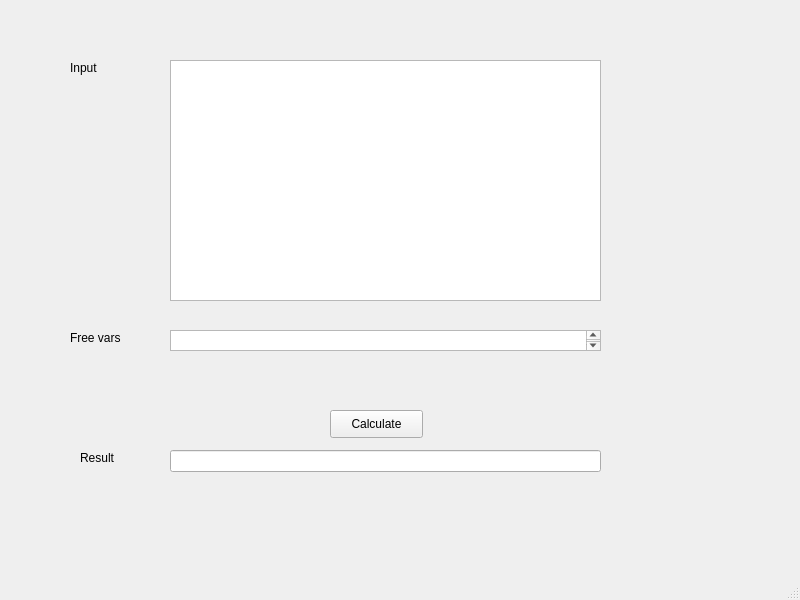
Qt form 4th term/OOP/Lab2/mainwindow.ui (einoorish/uni_assignments) before a commit.
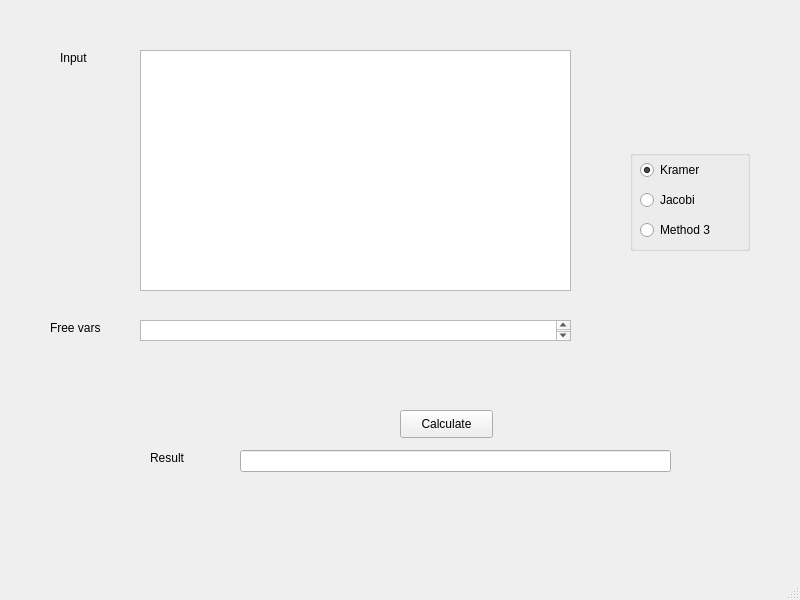
The same form after that commit.

Commit message: jacobi fixed + connected to ui

Patch:
```diff
--- a/4th term/OOP/Lab2/mainwindow.ui
+++ b/4th term/OOP/Lab2/mainwindow.ui
@@ -17,8 +17,8 @@
    <widget class="QPlainTextEdit" name="input">
     <property name="geometry">
      <rect>
-      <x>170</x>
-      <y>60</y>
+      <x>140</x>
+      <y>50</y>
       <width>431</width>
       <height>241</height>
      </rect>
@@ -27,7 +27,7 @@
    <widget class="QLineEdit" name="result">
     <property name="geometry">
      <rect>
-      <x>170</x>
+      <x>240</x>
       <y>450</y>
       <width>431</width>
       <height>22</height>
@@ -37,7 +37,7 @@
    <widget class="QLabel" name="label">
     <property name="geometry">
      <rect>
-      <x>80</x>
+      <x>150</x>
       <y>450</y>
       <width>55</width>
       <height>16</height>
@@ -50,8 +50,8 @@
    <widget class="QLabel" name="label_2">
     <property name="geometry">
      <rect>
-      <x>70</x>
-      <y>60</y>
+      <x>60</x>
+      <y>50</y>
       <width>55</width>
       <height>16</height>
      </rect>
@@ -63,7 +63,7 @@
    <widget class="QPushButton" name="calculate">
     <property name="geometry">
      <rect>
-      <x>330</x>
+      <x>400</x>
       <y>410</y>
       <width>93</width>
       <height>28</height>
@@ -76,8 +76,8 @@
    <widget class="QLabel" name="label_3">
     <property name="geometry">
      <rect>
-      <x>70</x>
-      <y>330</y>
+      <x>50</x>
+      <y>320</y>
       <width>55</width>
       <height>16</height>
      </rect>
@@ -89,13 +89,68 @@
    <widget class="QPlainTextEdit" name="freeVars">
     <property name="geometry">
      <rect>
-      <x>170</x>
-      <y>330</y>
+      <x>140</x>
+      <y>320</y>
       <width>431</width>
       <height>21</height>
      </rect>
     </property>
    </widget>
+   <widget class="QGroupBox" name="groupBox">
+    <property name="geometry">
+     <rect>
+      <x>630</x>
+      <y>150</y>
+      <width>120</width>
+      <height>101</height>
+     </rect>
+    </property>
+    <property name="title">
+     <string/>
+    </property>
+    <widget class="QRadioButton" name="radioButton">
+     <property name="geometry">
+      <rect>
+       <x>10</x>
+       <y>10</y>
+       <width>95</width>
+       <height>20</height>
+      </rect>
+     </property>
+     <property name="text">
+      <string>Kramer</string>
+     </property>
+     <property name="checked">
+      <bool>true</bool>
+     </property>
+    </widget>
+    <widget class="QRadioButton" name="radioButton_2">
+     <property name="geometry">
+      <rect>
+       <x>10</x>
+       <y>40</y>
+       <width>95</width>
+       <height>20</height>
+      </rect>
+     </property>
+     <property name="text">
+      <string>Jacobi</string>
+     </property>
+    </widget>
+    <widget class="QRadioButton" name="radioButton_3">
+     <property name="geometry">
+      <rect>
+       <x>10</x>
+       <y>70</y>
+       <width>95</width>
+       <height>20</height>
+      </rect>
+     </property>
+     <property name="text">
+      <string>Method 3</string>
+     </property>
+    </widget>
+   </widget>
   </widget>
   <widget class="QMenuBar" name="menubar">
    <property name="geometry">
```
The commit also changes 8 other files.
